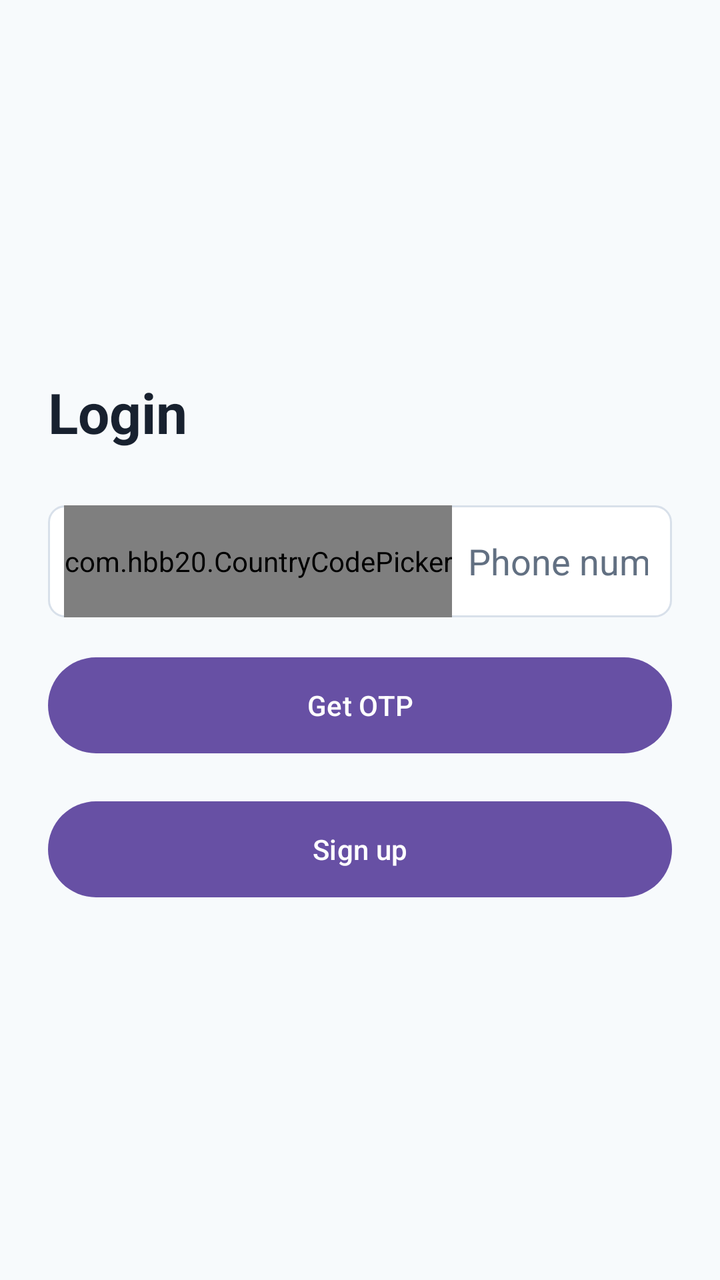
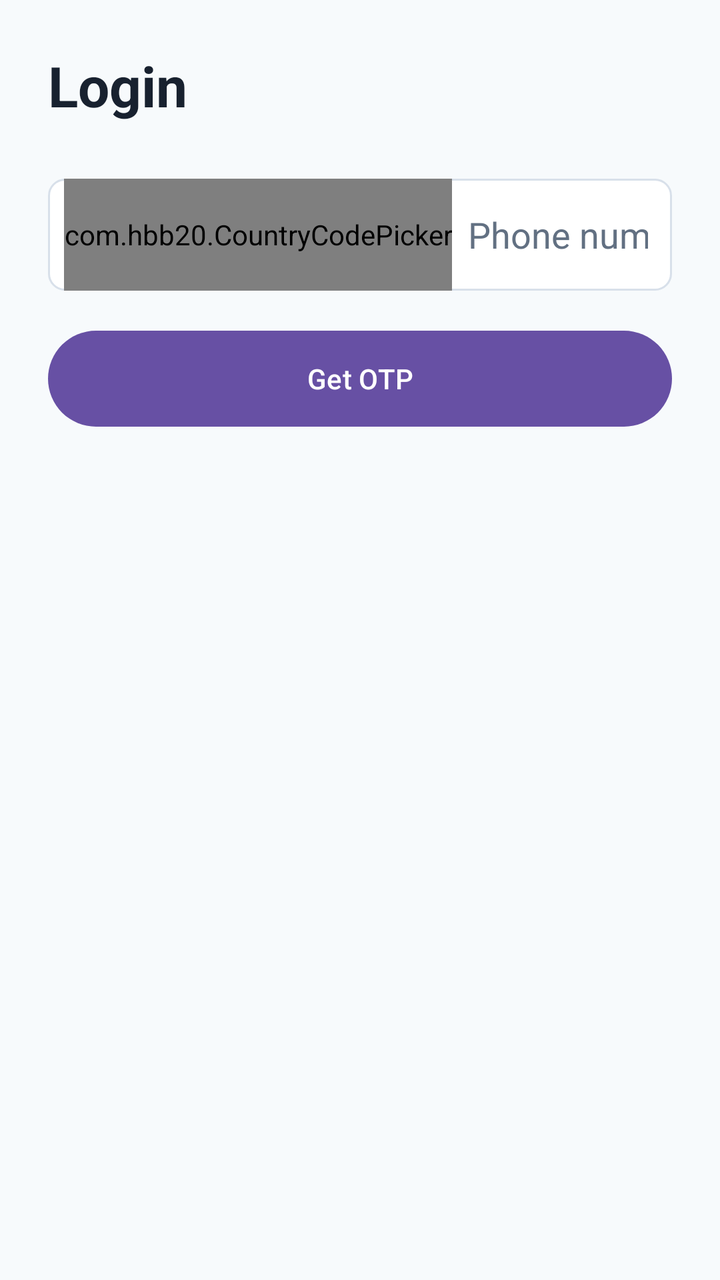

The first picture is an Android layout as it rendered before a commit; the second is the same layout after the commit. The layout source and the unified diff follow.
<!-- AndroidManifest.xml: application theme Theme.WaveStream -->
<!-- res/layout/activity_login.xml -->
<?xml version="1.0" encoding="utf-8"?>
<androidx.constraintlayout.widget.ConstraintLayout xmlns:android="http://schemas.android.com/apk/res/android"
    xmlns:app="http://schemas.android.com/apk/res-auto"
    xmlns:tools="http://schemas.android.com/tools"
    android:id="@+id/main"
    android:layout_width="match_parent"
    android:layout_height="match_parent"
    android:background="@color/screen_background"
    android:padding="24dp"
    tools:context=".LoginActivity">

    <TextView
        android:id="@+id/loginTitleTextView"
        android:layout_width="0dp"
        android:layout_height="wrap_content"
        android:text="@string/login_title"
        android:textColor="@color/primary_text"
        android:textSize="28sp"
        android:textStyle="bold"
        app:layout_constraintBottom_toTopOf="@id/phoneInputContainer"
        app:layout_constraintEnd_toEndOf="parent"
        app:layout_constraintStart_toStartOf="parent"
        app:layout_constraintTop_toTopOf="parent"
        app:layout_constraintVertical_chainStyle="packed" />

    <LinearLayout
        android:id="@+id/phoneInputContainer"
        android:layout_width="0dp"
        android:layout_height="56dp"
        android:layout_marginTop="28dp"
        android:background="@drawable/bg_input"
        android:gravity="center_vertical"
        android:orientation="horizontal"
        android:paddingStart="8dp"
        android:paddingEnd="12dp"
        android:textColor="@color/primary_text"
        app:layout_constraintBottom_toTopOf="@id/getOtpButton"
        app:layout_constraintEnd_toEndOf="parent"
        app:layout_constraintStart_toStartOf="parent"
        app:layout_constraintTop_toBottomOf="@id/loginTitleTextView">

        <com.hbb20.CountryCodePicker
            android:id="@+id/countryCodePicker"
            android:layout_width="wrap_content"
            android:layout_height="match_parent"
            app:ccp_autoDetectCountry="true"
            app:ccp_contentColor="@color/primary_text"
            app:ccp_defaultNameCode="IN"
            app:ccp_showFlag="true"
            app:ccp_showNameCode="false"
            app:ccp_showPhoneCode="true"
            app:ccp_textSize="16sp" />

        <EditText
            android:id="@+id/phoneNumberEditText"
            android:layout_width="0dp"
            android:layout_height="match_parent"
            android:layout_marginStart="8dp"
            android:layout_weight="1"
            android:autofillHints="phone"
            android:background="@android:color/transparent"
            android:hint="@string/phone_number"
            android:inputType="phone"
            android:maxLines="1"
            android:textColor="@color/primary_text"
            android:textColorHint="@color/secondary_text" />
    </LinearLayout>

    <Button
        android:id="@+id/getOtpButton"
        android:layout_width="0dp"
        android:layout_height="56dp"
        android:layout_marginTop="16dp"
        android:text="@string/get_otp"
        app:layout_constraintBottom_toTopOf="@id/otpHintTextView"
        app:layout_constraintEnd_toEndOf="parent"
        app:layout_constraintStart_toStartOf="parent"
        app:layout_constraintTop_toBottomOf="@id/phoneInputContainer" />

    <TextView
        android:id="@+id/otpHintTextView"
        android:layout_width="0dp"
        android:layout_height="wrap_content"
        android:layout_marginTop="20dp"
        android:text="@string/otp_hint"
        android:textColor="@color/secondary_text"
        android:visibility="gone"
        app:layout_constraintBottom_toTopOf="@id/otpEditText"
        app:layout_constraintEnd_toEndOf="parent"
        app:layout_constraintStart_toStartOf="parent"
        app:layout_constraintTop_toBottomOf="@id/getOtpButton" />

    <EditText
        android:id="@+id/otpEditText"
        android:layout_width="0dp"
        android:layout_height="56dp"
        android:layout_marginTop="8dp"
        android:autofillHints="smsOTPCode"
        android:background="@drawable/bg_input"
        android:hint="@string/enter_otp"
        android:inputType="number"
        android:maxLength="6"
        android:maxLines="1"
        android:paddingHorizontal="16dp"
        android:textColor="@color/primary_text"
        android:textColorHint="@color/secondary_text"
        android:visibility="gone"
        app:layout_constraintBottom_toTopOf="@id/confirmButton"
        app:layout_constraintEnd_toEndOf="parent"
        app:layout_constraintStart_toStartOf="parent"
        app:layout_constraintTop_toBottomOf="@id/otpHintTextView" />

    <Button
        android:id="@+id/confirmButton"
        android:layout_width="0dp"
        android:layout_height="56dp"
        android:layout_marginTop="16dp"
        android:text="@string/confirm"
        android:visibility="gone"
        app:layout_constraintBottom_toTopOf="@id/signUpButton"
        app:layout_constraintEnd_toEndOf="parent"
        app:layout_constraintStart_toStartOf="parent"
        app:layout_constraintTop_toBottomOf="@id/otpEditText" />

    <Button
        android:id="@+id/signUpButton"
        android:layout_width="0dp"
        android:layout_height="56dp"
        android:layout_marginTop="16dp"
        android:text="@string/sign_up"
        app:layout_constraintBottom_toBottomOf="parent"
        app:layout_constraintEnd_toEndOf="parent"
        app:layout_constraintStart_toStartOf="parent"
        app:layout_constraintTop_toBottomOf="@id/confirmButton" />

</androidx.constraintlayout.widget.ConstraintLayout>
<!-- resources referenced by this layout -->
<resources>
  <color name="primary_text">#18212F</color>
  <color name="screen_background">#F7FAFC</color>
  <color name="secondary_text">#627082</color>
  <!-- drawable bg_input (drawable) -->
  <?xml version="1.0" encoding="utf-8"?>
  <shape xmlns:android="http://schemas.android.com/apk/res/android">
      <solid android:color="@color/input_background" />
      <stroke
          android:width="1dp"
          android:color="@color/input_stroke" />
      <corners android:radius="8dp" />
  </shape>
  <string name="confirm">Confirm</string>
  <string name="enter_otp">Enter OTP</string>
  <string name="get_otp">Get OTP</string>
  <string name="login_title">Login</string>
  <string name="otp_hint">Use fixed OTP 123456</string>
  <string name="phone_number">Phone number</string>
  <string name="sign_up">Sign up</string>
  <style name="Theme.WaveStream" parent="Base.Theme.WaveStream" />
  <color name="input_background">#FFFFFFFF</color>
  <color name="input_stroke">#D8E0EA</color>
  <style name="Base.Theme.WaveStream" parent="Theme.Material3.DayNight.NoActionBar">
          
          
      </style>
</resources>

<!-- the commit's change to res/layout/activity_login.xml (unified diff, before → after) -->
@@ -7,7 +7,7 @@
     android:layout_height="match_parent"
     android:background="@color/screen_background"
     android:padding="24dp"
-    tools:context=".LoginActivity">
+    tools:context=".activity.LoginActivity">
 
     <TextView
         android:id="@+id/loginTitleTextView"
@@ -117,20 +117,8 @@
         android:layout_marginTop="16dp"
         android:text="@string/confirm"
         android:visibility="gone"
-        app:layout_constraintBottom_toTopOf="@id/signUpButton"
         app:layout_constraintEnd_toEndOf="parent"
         app:layout_constraintStart_toStartOf="parent"
         app:layout_constraintTop_toBottomOf="@id/otpEditText" />
 
-    <Button
-        android:id="@+id/signUpButton"
-        android:layout_width="0dp"
-        android:layout_height="56dp"
-        android:layout_marginTop="16dp"
-        android:text="@string/sign_up"
-        app:layout_constraintBottom_toBottomOf="parent"
-        app:layout_constraintEnd_toEndOf="parent"
-        app:layout_constraintStart_toStartOf="parent"
-        app:layout_constraintTop_toBottomOf="@id/confirmButton" />
-
 </androidx.constraintlayout.widget.ConstraintLayout>
<!-- resource entries referenced after the edit -->
@@ -18,7 +18,6 @@
   <string name="login_title">Login</string>
   <string name="otp_hint">Use fixed OTP 123456</string>
   <string name="phone_number">Phone number</string>
-  <string name="sign_up">Sign up</string>
   <style name="Theme.WaveStream" parent="Base.Theme.WaveStream" />
   <color name="input_background">#FFFFFFFF</color>
   <color name="input_stroke">#D8E0EA</color>
